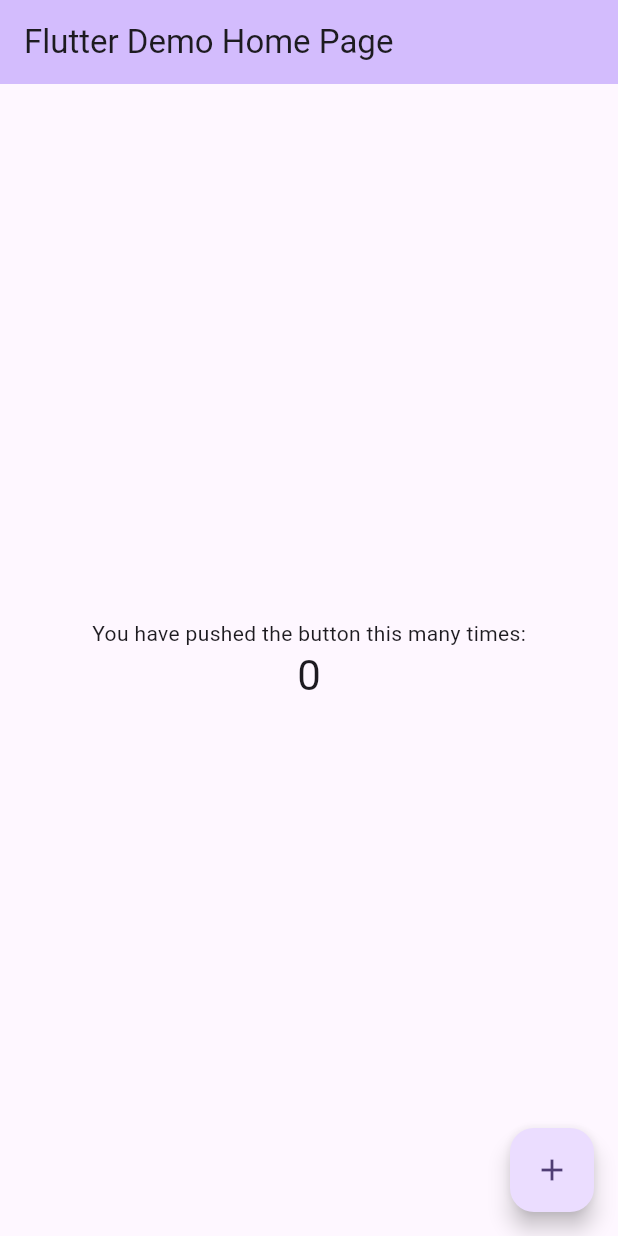
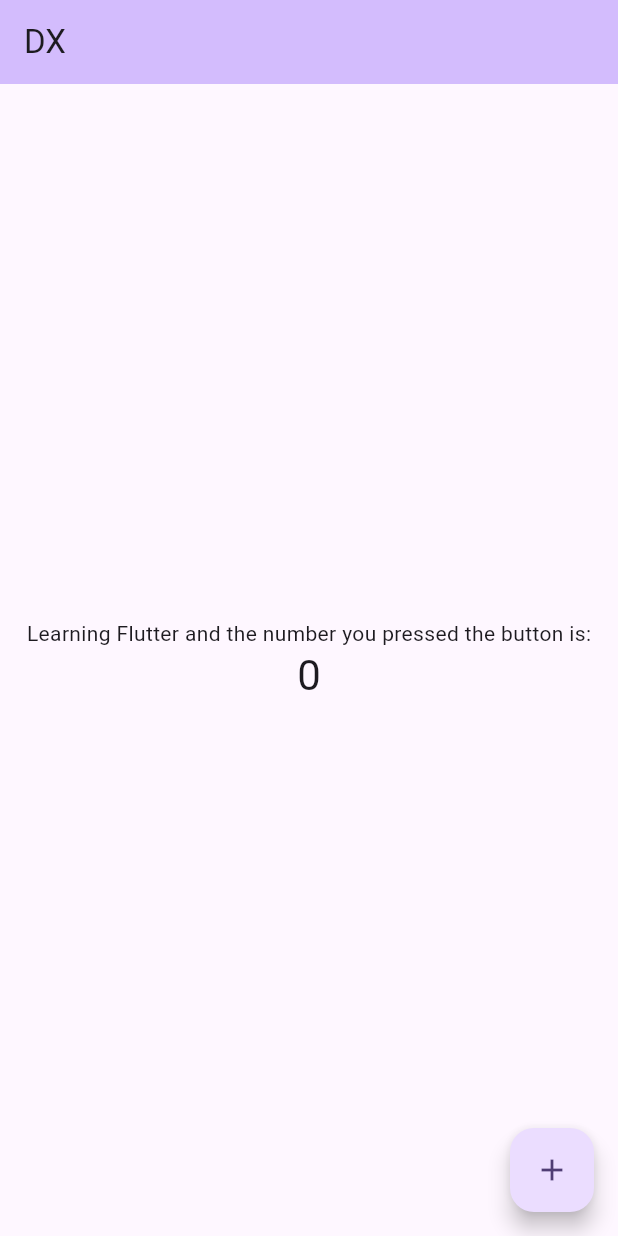
Before and after one commit to manfromexistence/flutter, a Flutter app: the screen it shows after launch, on a phone screen of 412 x 824 dp. Run offline on Flutter 3.47's test engine with Material 3 defaults, Android fonts, the phone set to English and light mode, and no system bars.

Commit message:
feat: project idx is awesome

```diff
--- a/lib/main.dart
+++ b/lib/main.dart
@@ -11,7 +11,7 @@ class MyApp extends StatelessWidget {
   @override
   Widget build(BuildContext context) {
     return MaterialApp(
-      title: 'Flutter Demo',
+      title: 'DX',
       theme: ThemeData(
         // This is the theme of your application.
         //
@@ -31,7 +31,7 @@ class MyApp extends StatelessWidget {
         colorScheme: ColorScheme.fromSeed(seedColor: Colors.deepPurple),
         useMaterial3: true,
       ),
-      home: const MyHomePage(title: 'Flutter Demo Home Page'),
+      home: const MyHomePage(title: 'DX'),
     );
   }
 }
@@ -106,7 +106,7 @@ class _MyHomePageState extends State<MyHomePage> {
           mainAxisAlignment: MainAxisAlignment.center,
           children: <Widget>[
             const Text(
-              'You have pushed the button this many times:',
+              'Learning Flutter and the number you pressed the button is:',
             ),
             Text(
               '$_counter',
```
Also changed, not shown: pubspec.yaml (+9 -0 lines), assets/avatar_1.png (added), assets/avatar_2.png (added), assets/avatar_3.png (added), assets/avatar_4.png (added), assets/avatar_5.png (added), assets/avatar_6.png (added), assets/avatar_7.png (added), assets/thumbnail_1.png (added), 1 other file.
